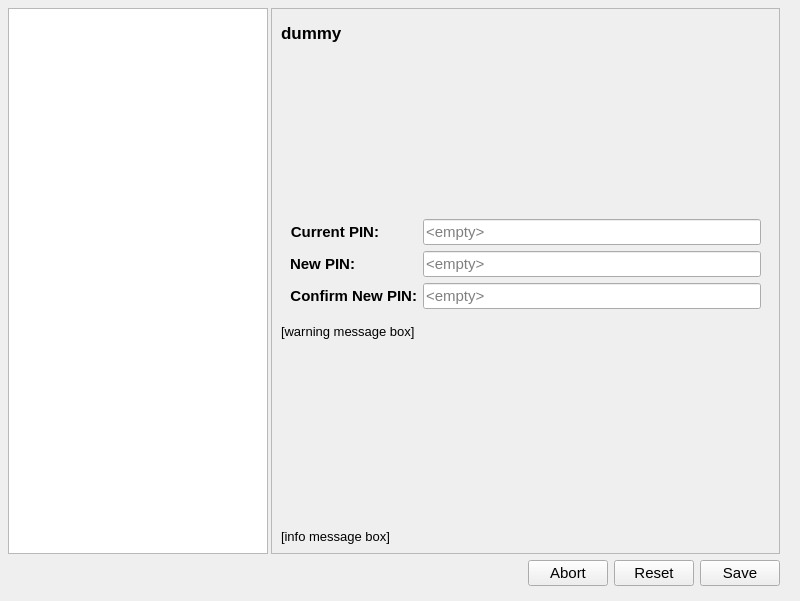
Above: nitrokeyapp/ui/settings_tab.ui from Nitrokey/nitrokey-app2 before the change. Below: the same form after it.
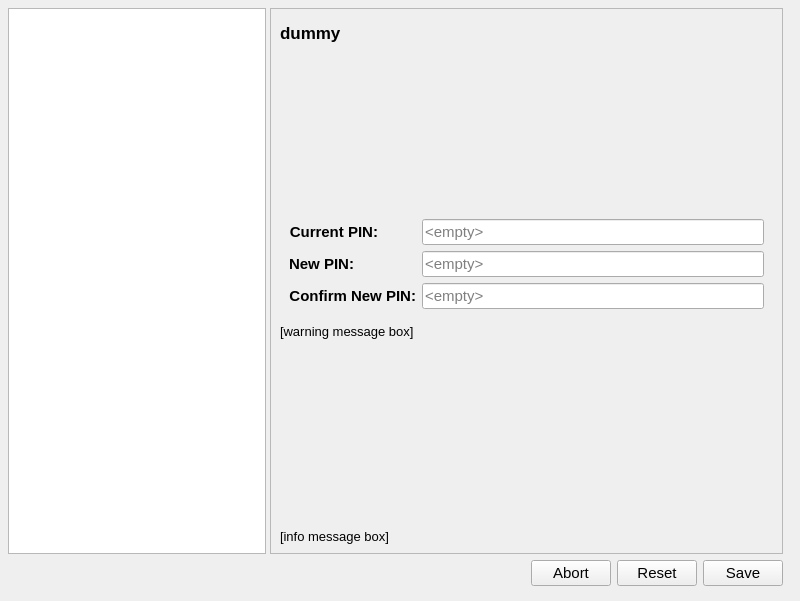
That is the form after the change. Icons and pictures are not drawn.

Commit message: settings/secrets: enforce same width

```diff
--- a/nitrokeyapp/ui/settings_tab.ui
+++ b/nitrokeyapp/ui/settings_tab.ui
@@ -45,15 +45,21 @@
        <property name="leftMargin">
         <number>4</number>
        </property>
+       <property name="topMargin">
+        <number>4</number>
+       </property>
+       <property name="rightMargin">
+        <number>6</number>
+       </property>
        <property name="bottomMargin">
         <number>4</number>
        </property>
        <property name="horizontalSpacing">
-        <number>3</number>
-       </property>
-       <property name="topMargin">
         <number>4</number>
        </property>
+       <property name="verticalSpacing">
+        <number>6</number>
+       </property>
        <item row="0" column="0">
         <widget class="QTreeWidget" name="settings_tree">
          <property name="sizePolicy">
@@ -68,6 +74,18 @@
            <height>0</height>
           </size>
          </property>
+         <property name="maximumSize">
+          <size>
+           <width>260</width>
+           <height>16777215</height>
+          </size>
+         </property>
+         <property name="baseSize">
+          <size>
+           <width>260</width>
+           <height>0</height>
+          </size>
+         </property>
          <property name="font">
           <font>
            <pointsize>11</pointsize>
@@ -217,11 +235,11 @@
              <enum>Qt::Orientation::Horizontal</enum>
             </property>
             <property name="sizeType">
-             <enum>QSizePolicy::Policy::MinimumExpanding</enum>
+             <enum>QSizePolicy::Policy::Fixed</enum>
             </property>
             <property name="sizeHint" stdset="0">
              <size>
-              <width>260</width>
+              <width>258</width>
               <height>20</height>
              </size>
             </property>
```
Left out of the diff: 6 changed lines with no effect on the pictures. The commit also changes 1 other file.
